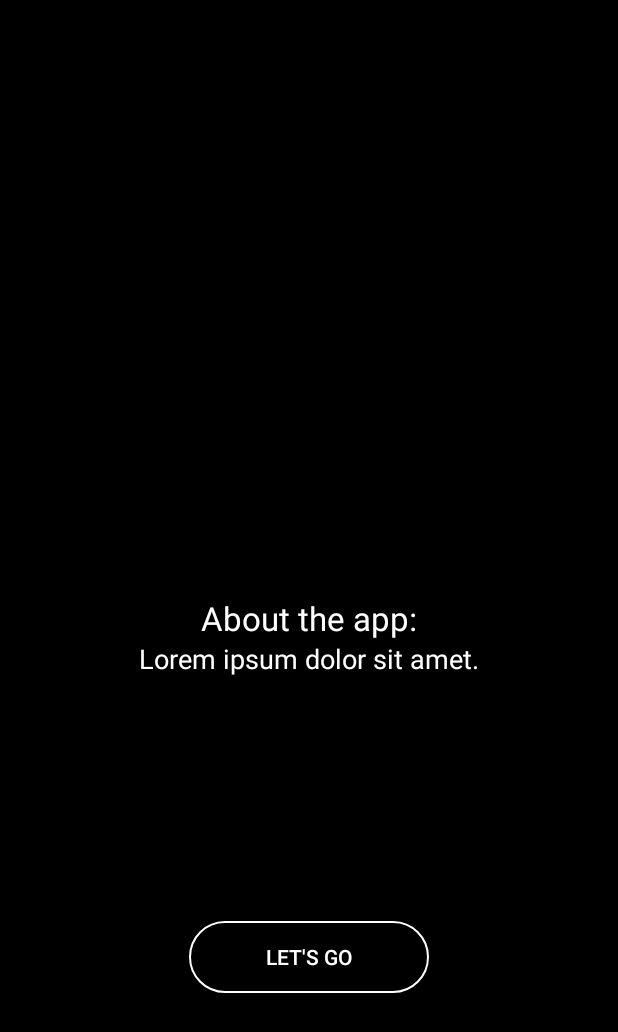
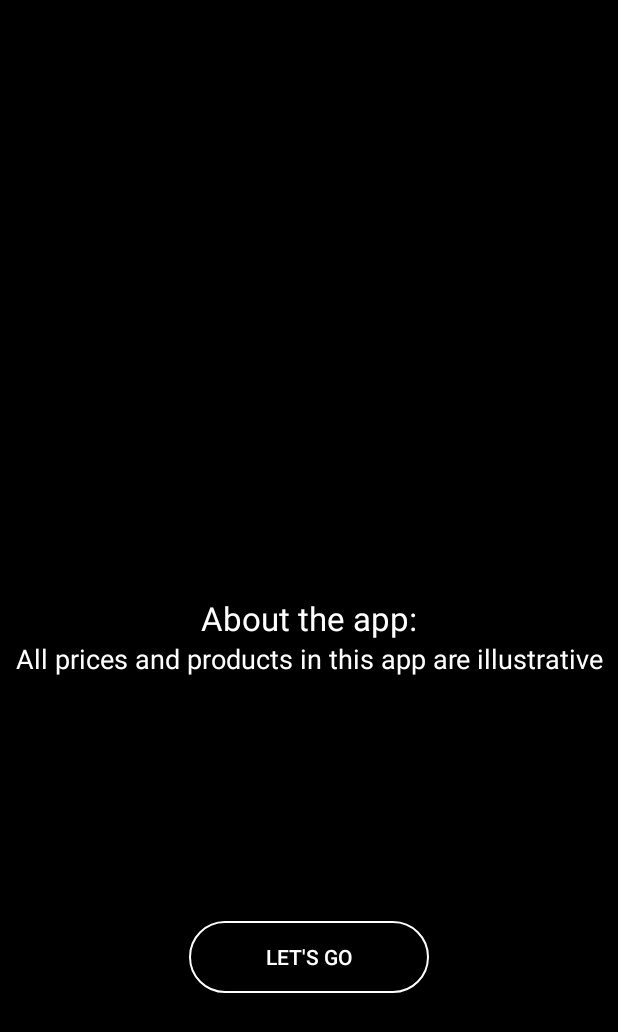
Before and after one commit to thales-vicente/developing-android, an Android app: the Instructions screen opened through its navigation route, on a phone screen of 412 x 824 dp. Shown: the top 1032 px of the screen. Run offline under Robolectric (Android 15) with nearby library versions, the phone set to English and light mode, and no system bars; our stand-ins replace Firebase (no records; nobody signed in at launch, a user with empty details on screens opened directly); Roboto replaces fonts that are not available here.

Commit message:
texts to strings

```diff
--- a/app/src/main/java/com/udacity/shoestore/TitleFragment.kt
+++ b/app/src/main/java/com/udacity/shoestore/TitleFragment.kt
@@ -5,6 +5,7 @@ import androidx.fragment.app.Fragment
 import android.view.LayoutInflater
 import android.view.View
 import android.view.ViewGroup
+import androidx.activity.addCallback
 import androidx.navigation.NavController
 import androidx.navigation.findNavController
 import androidx.navigation.fragment.findNavController
@@ -41,6 +42,9 @@ class TitleFragment : Fragment() {
             navController.navigate(action)
 
         }
+        activity?.onBackPressedDispatcher?.addCallback(this) {
+            activity?.finish()
+        }
     }
     private fun validateData(){
         val email = binding.editTextTextEmailAddress.text.toString()
--- a/app/src/main/res/layout/fragment_instructions.xml
+++ b/app/src/main/res/layout/fragment_instructions.xml
@@ -11,9 +11,9 @@
         android:id="@+id/tv_instructionsTitle"
         android:layout_width="wrap_content"
         android:layout_height="wrap_content"
-        android:text="About the app:"
+        android:text="@string/about_the_app"
         android:textColor="@color/white"
-        android:textSize="22dp"
+        android:textSize="22sp"
         app:layout_constraintTop_toTopOf="parent"
         app:layout_constraintStart_toStartOf="parent"
         app:layout_constraintEnd_toEndOf="parent"
@@ -23,9 +23,9 @@
         android:id="@+id/tv_instructionsSubTitle"
         android:layout_width="wrap_content"
         android:layout_height="wrap_content"
-        android:text="Lorem ipsum dolor sit amet."
+        android:text="@string/instruction_subtitle"
         android:textColor="@color/white"
-        android:textSize="18dp"
+        android:textSize="18sp"
         app:layout_constraintTop_toBottomOf="@+id/tv_instructionsTitle"
         app:layout_constraintStart_toStartOf="parent"
         app:layout_constraintEnd_toEndOf="parent"/>
@@ -34,7 +34,7 @@
         android:id="@+id/bt_letsGo"
         android:layout_width="wrap_content"
         android:layout_height="wrap_content"
-        android:text="Let's go"
+        android:text="@string/btn_lets_go"
         android:textColor="@color/white"
         android:ems="10"
         android:background="@drawable/rounded_button"
--- a/app/src/main/res/layout/fragment_sign_up.xml
+++ b/app/src/main/res/layout/fragment_sign_up.xml
@@ -13,7 +13,7 @@
         android:layout_height="wrap_content"
         android:backgroundTint="@color/white"
         android:ems="15"
-        android:hint="Email"
+        android:hint="@string/hint_email"
         android:textColor="@color/white"
         android:textColorHint="@color/white"
         android:inputType="textEmailAddress"
@@ -31,7 +31,7 @@
         android:layout_marginTop="8dp"
         android:backgroundTint="@color/white"
         android:ems="15"
-        android:hint="Password"
+        android:hint="@string/hint_password"
         android:textColor="@color/white"
         android:textColorHint="@color/white"
         android:inputType="textPassword"
@@ -50,7 +50,7 @@
         android:background="@drawable/rounded_button"
         android:ems="10"
         android:padding="6dp"
-        android:text="sign up"
+        android:text="@string/btn_sign_up"
         android:textColor="@color/white"
         app:layout_constraintStart_toStartOf="@+id/editText_singUpPassword"
         app:layout_constraintEnd_toEndOf="@id/editText_singUpPassword"
--- a/app/src/main/res/layout/item_shoe.xml
+++ b/app/src/main/res/layout/item_shoe.xml
@@ -30,7 +30,7 @@
             android:layout_marginHorizontal="16dp"
             android:textColor="@color/white"
             tools:textColor="@color/black"
-            android:textSize="14dp"
+            android:textSize="14sp"
             app:layout_constraintEnd_toEndOf="parent"
             app:layout_constraintStart_toStartOf="parent"
             app:layout_constraintTop_toBottomOf="@+id/iv_shoe"
@@ -43,7 +43,7 @@
             android:padding="6dp"
             android:textColor="@color/white"
             tools:textColor="@color/black"
-            android:textSize="16dp"
+            android:textSize="16sp"
             app:layout_constraintEnd_toEndOf="parent"
             app:layout_constraintStart_toStartOf="parent"
             app:layout_constraintTop_toBottomOf="@+id/tv_shoeName"
--- a/app/src/main/res/values/strings.xml
+++ b/app/src/main/res/values/strings.xml
@@ -2,4 +2,14 @@
     <string name="app_name">ShoeStore</string>
     <!-- TODO: Remove or change this placeholder text -->
     <string name="hello_blank_fragment">Hello blank fragment</string>
+    <string name="instruction_subtitle">All prices and products in this app are illustrative</string>
+    <string name="about_the_app">About the app:</string>
+    <string name="btn_lets_go">Let\'s go</string>
+    <string name="hint_email">Email</string>
+    <string name="hint_password">Password</string>
+    <string name="btn_sign_up">sign up</string>
+    <string name="btn_sign_in">sign in</string>
+    <string name="welcome_title">Welcome to the best shoe store</string>
+    <string name="welcome_subtitle">high quality shoes</string>
+    <string name="btn_about_the_app">About the app</string>
 </resources>
```
Also changed, not shown: app/src/main/res/layout/fragment_title.xml (+4 -4 lines), app/src/main/res/layout/fragment_welcome.xml (+5 -5 lines).
